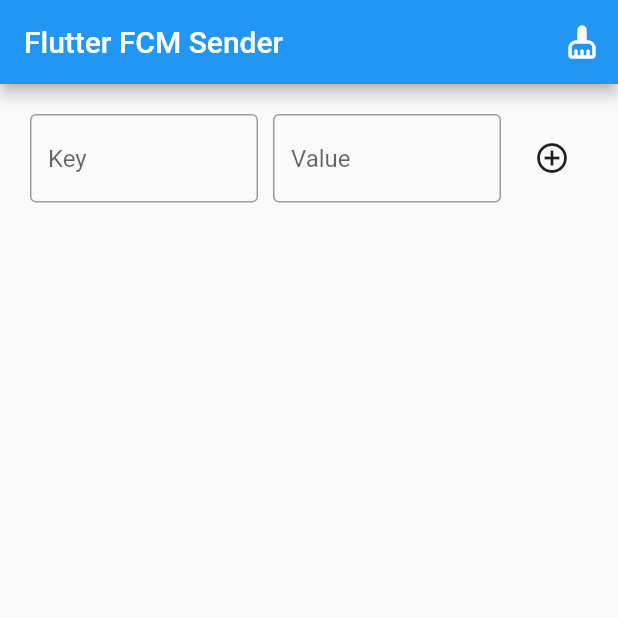
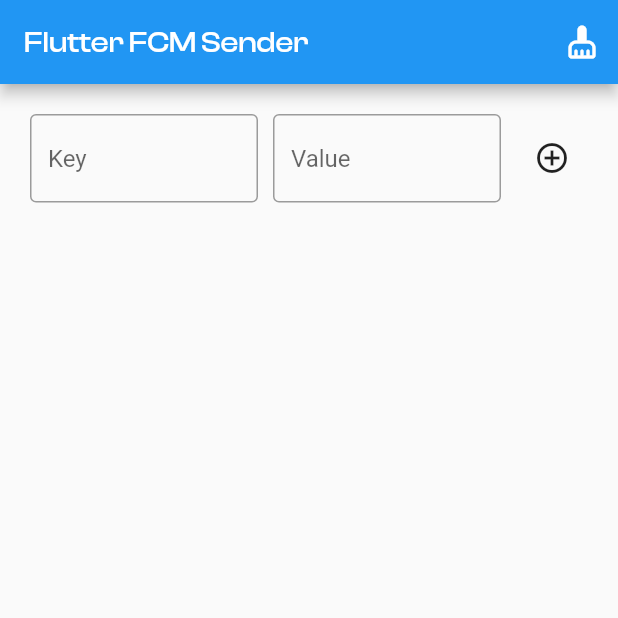
Before and after one commit to shahi5472/FCM-Custom-Sender_Postman-Clone, a Flutter app: the screen it shows after launch, on a phone screen of 412 x 824 dp, the top half of it. Run offline on Flutter 3.47's test engine with Material 2 defaults, Android fonts, the phone set to English and light mode, and no system bars.

Commit message:
update fontfamily

```diff
--- a/lib/main.dart
+++ b/lib/main.dart
@@ -139,7 +139,10 @@
 
   AppBar _buildAppBar(Controller data) {
     return AppBar(
-      title: const Text('Flutter FCM Sender'),
+      title: const Text(
+        'Flutter FCM Sender',
+        style: TextStyle(fontFamily: 'ClashDisplay'),
+      ),
       actions: [
         IconButton(
           onPressed: () => data.onClear(),
```
